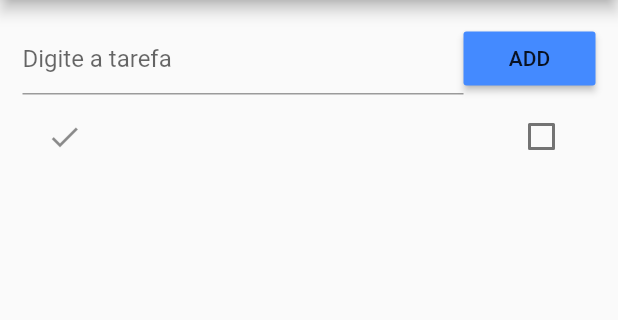
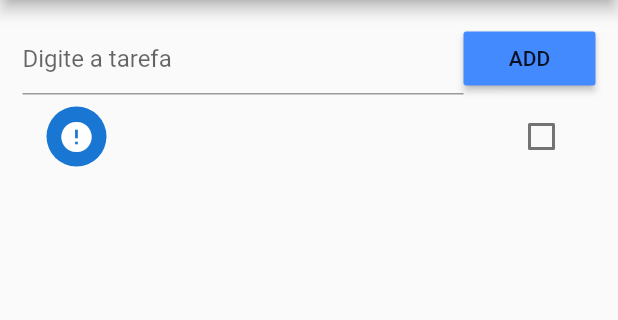
Before and after one commit to leolikestocode/flutter-projects, a Flutter app: the screen it shows after launch, after a tap on "ADD", on a phone screen of 412 x 824 dp, the part 84-404 px from its top. Run offline on Flutter 3.47's test engine with Material 2 defaults, Android fonts, the phone set to English and light mode, and no system bars; our stand-ins replace share, transparent_image.

Commit message:
todoList finished

```diff
--- a/alone_lista_de_tarefas/lib/main.dart
+++ b/alone_lista_de_tarefas/lib/main.dart
@@ -13,6 +13,9 @@ class Home extends StatefulWidget {
 class _HomeState extends State<Home> {
   List _todoList = [];
   TextEditingController inputController = TextEditingController();
+
+  Map<String, dynamic> _lastRemoved;
+  int _lastRemovedPos;
 
   void _addToList() {
     setState(() {
@@ -43,8 +46,7 @@ class _HomeState extends State<Home> {
         backgroundColor: Colors.blueAccent,
         centerTitle: true,
       ),
-      body: SingleChildScrollView(
-        child: Container(
+      body: Container(
         padding: EdgeInsets.all(15.0),
         child: Column(
           children: <Widget>[
@@ -62,26 +64,21 @@ class _HomeState extends State<Home> {
                 )
               ],
             ),
-              list(),
+            Expanded(
+              child: ListView.builder(
+                itemBuilder: buildItem,
+                itemCount: _todoList.length,
+              ),
+            ),
           ],
-          ),
         ),
       ),
     );
   }
 
-  Widget list() {
-    List<Widget> allWidgets = new List<Widget>();
-
-    if (_todoList.length == 0) {
-      return Container();
-    } else {
-      for (int i = 0; i < _todoList.length; i++) {
-        allWidgets.add(Dismissible(
+  Widget buildItem(BuildContext context, int index) {
+    return Dismissible(
       key: Key(DateTime.now().millisecondsSinceEpoch.toString()),
-          onDismissed: (direction) {
-            _removeFromList(i);
-          },
       background: Container(
         color: Colors.red,
         child: Align(
@@ -91,20 +88,39 @@ class _HomeState extends State<Home> {
       ),
       direction: DismissDirection.startToEnd,
       child: CheckboxListTile(
-            title: Text(_todoList[i]["title"]),
-            value: _todoList[i]["checked"],
-            secondary: Icon(Icons.check),
-            activeColor: Colors.blueAccent,
-            onChanged: (bool val) {
-              _changeChecked(val, i);
+        title: Text(_todoList[index]["title"]),
+        value: _todoList[index]["checked"],
+        secondary: CircleAvatar(
+          child: Icon(_todoList[index]["checked"] ? Icons.check : Icons.error),
+        ),
+        onChanged: (bool newValue) {
+          setState(() {
+            _todoList[index]["checked"] = newValue;
+          });
         },
       ),
-        ));
-      }
+      onDismissed: (direction) {
+        setState(() {
+          _lastRemoved = Map.from(_todoList[index]);
+          _lastRemovedPos = index;
+          _todoList.removeAt(index);
 
-      return Column(
-        children: allWidgets,
+          final snack = SnackBar(
+            content: Text("Tarefa \"${_lastRemoved["title"]}\" removida!"),
+            action: SnackBarAction(
+                label: "Desfazer",
+                onPressed: () {
+                  setState(() {
+                    _todoList.insert(_lastRemovedPos, _lastRemoved);
+                  });
+                }),
+            duration: Duration(seconds: 3),
+          );
+
+          Scaffold.of(context).removeCurrentSnackBar();
+          Scaffold.of(context).showSnackBar(snack);
+        });
+      },
     );
   }
 }
-}
```
Lines whose indentation alone changed are shown as unchanged.
